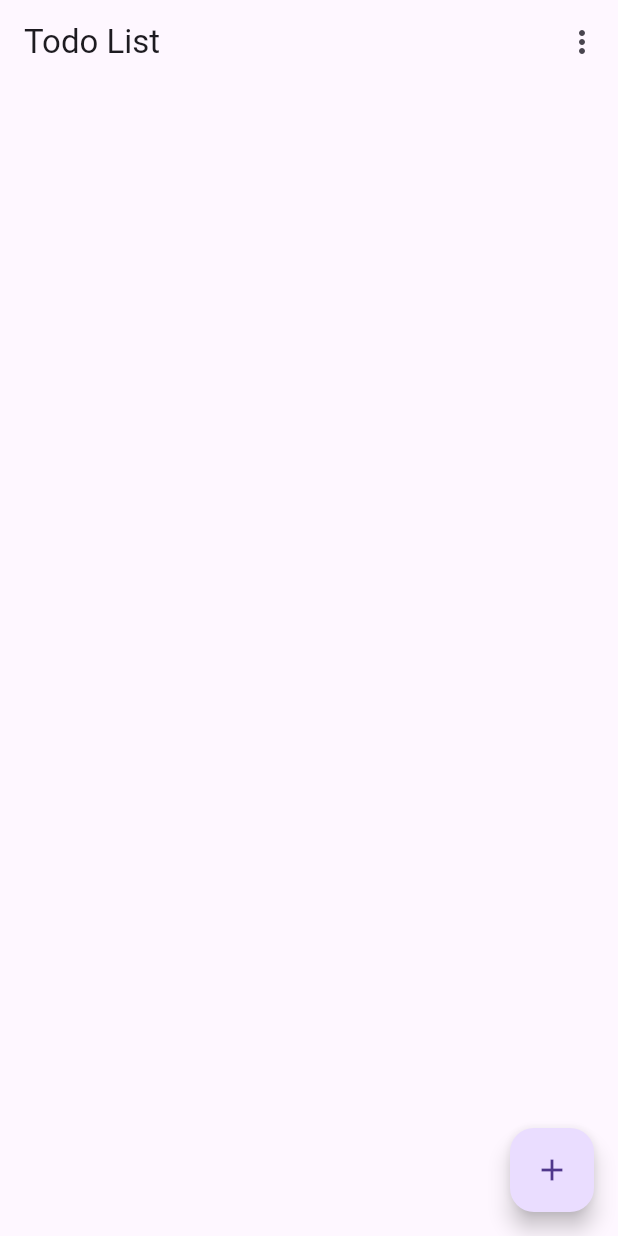
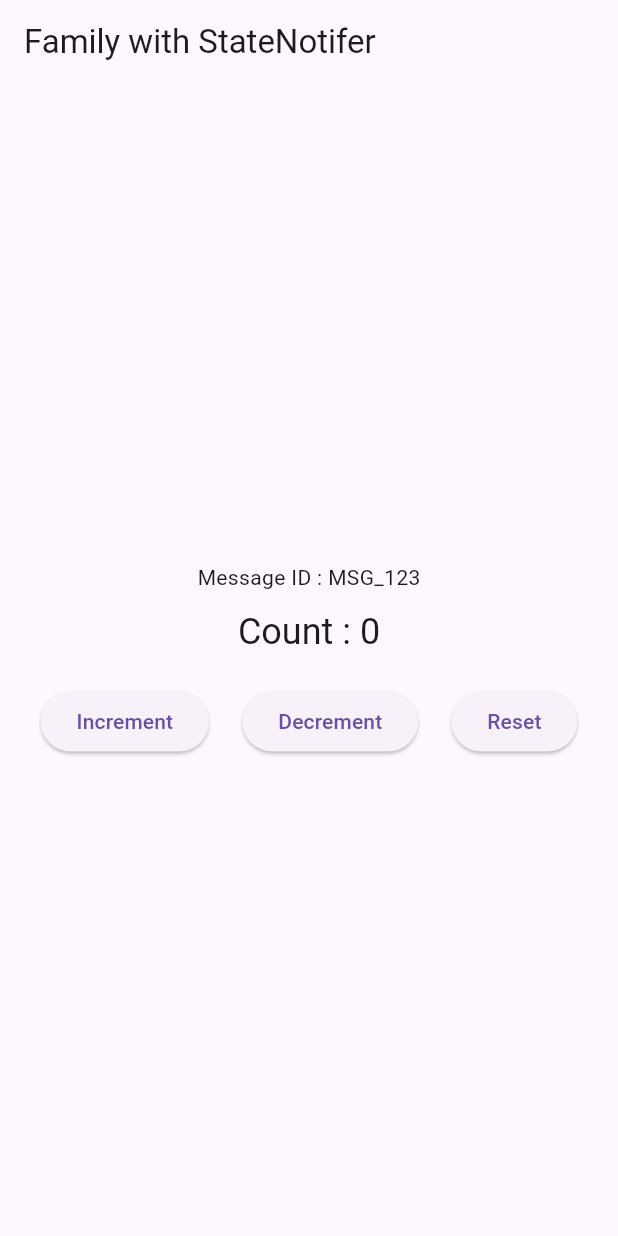
Before and after one commit to wanni29/flutter_riverpod_docs, a Flutter app: the screen it shows after launch, on a phone screen of 412 x 824 dp. Run offline on Flutter 3.47's test engine with Material 3 defaults, Android fonts, the phone set to English and light mode, and no system bars; our stand-ins replace flutter_riverpod.

Commit message:
modifier update (family, autoDispose)

```diff
--- /dev/null
+++ b/lib/lab_3/counter_screen.dart
@@ -0,0 +1,54 @@
+import 'package:flutter/material.dart';
+import 'package:flutter_provider_lab/lab_3/provider/counter_provider.dart';
+import 'package:flutter_riverpod/flutter_riverpod.dart';
+
+class CounterScreen extends ConsumerWidget {
+  @override
+  Widget build(BuildContext context, WidgetRef ref) {
+    final messageId = 'MSG_123';
+
+    // 창고관리자를 구독하고 변화 감지 중점
+    final countProvider = ref.watch(counterProvider(messageId));
+
+    // 창고관리자에게 창고데이터를 변경할것을 요청하는 게 중점
+    final countNotifier = ref.read(counterProvider(messageId).notifier);
+
+    return Scaffold(
+      appBar: AppBar(
+        title: Text('Family with StateNotifer'),
+      ),
+      body: Padding(
+        padding: const EdgeInsets.all(16.0),
+        child: Column(
+          mainAxisAlignment: MainAxisAlignment.center,
+          children: [
+            Text('Message ID : ${countProvider.messageId}'),
+            const SizedBox(height: 10),
+            Text(
+              'Count : ${countProvider.count}',
+              style: Theme.of(context).textTheme.headlineSmall,
+            ),
+            const SizedBox(height: 20),
+            Row(
+              mainAxisAlignment: MainAxisAlignment.spaceAround,
+              children: [
+                ElevatedButton(
+                  onPressed: countNotifier.increment,
+                  child: const Text("Increment"),
+                ),
+                ElevatedButton(
+                  onPressed: countNotifier.decrement,
+                  child: const Text("Decrement"),
+                ),
+                ElevatedButton(
+                  onPressed: countNotifier.reset,
+                  child: const Text("Reset"),
+                )
+              ],
+            )
+          ],
+        ),
+      ),
+    );
+  }
+}
--- /dev/null
+++ b/lib/lab_3/model/counter.dart
@@ -0,0 +1,17 @@
+class Counter {
+  final int count;
+  final String messageId;
+
+  Counter({
+    required this.count,
+    required this.messageId,
+  });
+
+  // copywith에 대한 코드 개념 및 사용법 정리
+  Counter copyWith({int? count, String? messageId}) {
+    return Counter(
+      count: count ?? this.count,
+      messageId: messageId ?? this.messageId,
+    );
+  }
+}
--- /dev/null
+++ b/lib/lab_3/provider/counter_provider.dart
@@ -0,0 +1,35 @@
+import 'package:flutter_provider_lab/lab_3/model/counter.dart';
+import 'package:flutter_riverpod/flutter_riverpod.dart';
+
+// family의 역할은 창고관리자에게 매개변수를 준다음
+// 창고관리자 그 값을 창고에서 원하는데로 데이터를 가공한 후
+// UI쪽에서 사용되게 만든다.
+
+// 창고 관리자 - StateNotifierProvider
+final counterProvider =
+    StateNotifierProvider.autoDispose.family<CounterNotifier, Counter, String>(
+  (ref, messageId) {
+    ref.onDispose(() {
+      print('CounterProvider with messageId $messageId disposed');
+    });
+    return CounterNotifier(messageId);
+  },
+);
+
+// 창고 - StateNotifier
+class CounterNotifier extends StateNotifier<Counter> {
+  CounterNotifier(String messageId)
+      : super(Counter(count: 0, messageId: messageId));
+
+  void increment() {
+    state = state.copyWith(count: state.count + 1);
+  }
+
+  void decrement() {
+    state = state.copyWith(count: state.count - 1);
+  }
+
+  void reset() {
+    state = state.copyWith(count: 0);
+  }
+}
--- a/lib/main.dart
+++ b/lib/main.dart
@@ -2,6 +2,7 @@ import 'package:flutter/material.dart';
 import 'package:flutter_provider_lab/lab_1/part_watch.dart';
 import 'package:flutter_provider_lab/lab_1/total_watch.dart';
 import 'package:flutter_provider_lab/lab_2/combine_watch.dart';
+import 'package:flutter_provider_lab/lab_3/counter_screen.dart';
 import 'package:flutter_riverpod/flutter_riverpod.dart';
 
 void main() {
@@ -21,7 +22,10 @@ class MyApp extends StatelessWidget {
       // home: PartWatch(),
 
       // lab_2 test case
-      home: TodoScreen(),
+      // home: TodoScreen(),
+
+      // lab_3 test case
+      home: CounterScreen(),
     );
   }
 }
```
Also changed, not shown: 1 other file.
